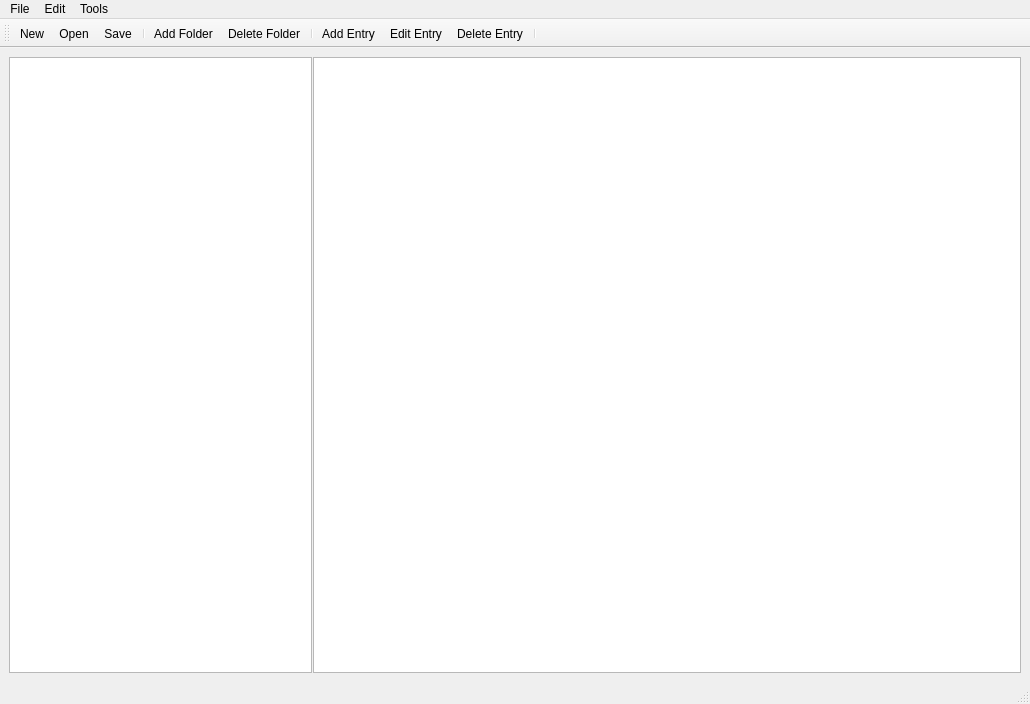
Above: ui/Main.ui from tcShadowWalker/XKey before the change. Below: the same form after it.
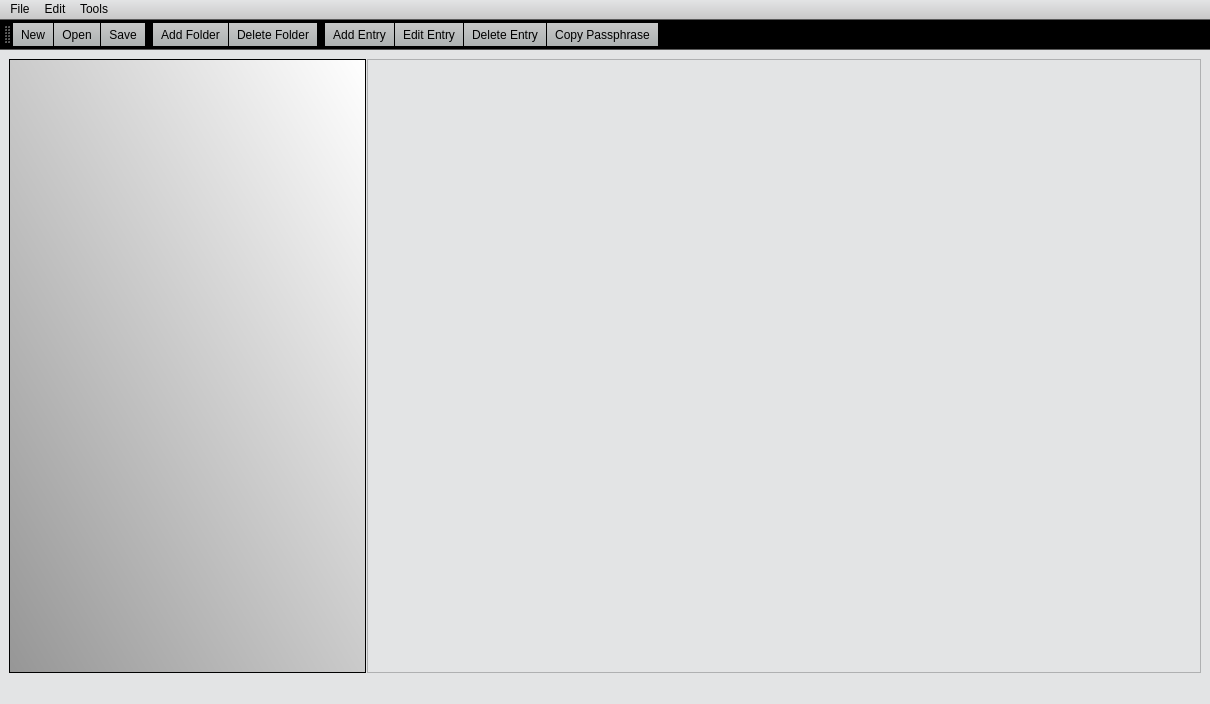
That is the form after the change. Icons and pictures are not drawn.

```diff
--- a/ui/Main.ui
+++ b/ui/Main.ui
@@ -6,7 +6,7 @@
    <rect>
     <x>0</x>
     <y>0</y>
-    <width>1030</width>
+    <width>1210</width>
     <height>704</height>
    </rect>
   </property>
@@ -17,7 +17,17 @@
    <iconset resource="../src/qt/res.qrc">
     <normaloff>:/icons/XKey.png</normaloff>:/icons/XKey.png</iconset>
   </property>
+  <property name="styleSheet">
+   <string notr="true">QHeaderView::section:!hover {
+	background: rgb(200, 200, 200);
+     color: black;
+}
+</string>
+  </property>
   <widget class="QWidget" name="centralwidget">
+   <property name="styleSheet">
+    <string notr="true">background: rgb(227, 228, 229);</string>
+   </property>
    <layout class="QVBoxLayout" name="verticalLayout">
     <item>
      <widget class="QSplitter" name="splitter">
@@ -52,6 +62,9 @@
        <property name="acceptDrops">
         <bool>true</bool>
        </property>
+       <property name="styleSheet">
+        <string notr="true">background: qlineargradient(spread:pad, x1:1, y1:0, x2:0, y2:1, stop:1 rgba(150, 150, 150, 255), stop:0 rgba(255, 255, 255, 255));</string>
+       </property>
        <property name="editTriggers">
         <set>QAbstractItemView::DoubleClicked|QAbstractItemView::EditKeyPressed</set>
        </property>
@@ -87,6 +100,16 @@
          <verstretch>0</verstretch>
         </sizepolicy>
        </property>
+       <property name="styleSheet">
+        <string notr="true">background: qlineargradient(spread:pad, x1:0, y1:0, x2:1, y2:1, stop:1 rgba(150, 150, 150, 255), stop:0 rgba(255, 255, 255, 255));
+
+ QScrollBar::horizontal {
+     border: 1px solid grey;
+     background: rgb(150,150,150);
+     height: 15px;
+     margin: 0px 20px 0 20px;
+ };</string>
+       </property>
        <property name="editTriggers">
         <set>QAbstractItemView::NoEditTriggers</set>
        </property>
@@ -117,8 +140,14 @@
        <attribute name="horizontalHeaderCascadingSectionResizes">
         <bool>true</bool>
        </attribute>
+       <attribute name="horizontalHeaderDefaultSectionSize">
+        <number>100</number>
+       </attribute>
+       <attribute name="horizontalHeaderHighlightSections">
+        <bool>false</bool>
+       </attribute>
        <attribute name="horizontalHeaderStretchLastSection">
-        <bool>true</bool>
+        <bool>false</bool>
        </attribute>
        <attribute name="verticalHeaderVisible">
         <bool>false</bool>
@@ -133,10 +162,20 @@
     <rect>
      <x>0</x>
      <y>0</y>
-     <width>1030</width>
+     <width>1210</width>
      <height>20</height>
     </rect>
    </property>
+   <property name="styleSheet">
+    <string notr="true"> QMenuBar::item:selected {
+     background: #a8a8a8;
+ }
+
+QMenuBar {
+background: qlineargradient(spread:pad, x1:0.5, y1:0, x2:0.5, y2:1, stop:1 rgba(200, 200, 200, 255), stop:0 rgba(227, 228, 229, 255));
+}
+</string>
+   </property>
    <widget class="QMenu" name="menuFile">
     <property name="title">
      <string>File</string>
@@ -171,11 +210,18 @@
    <addaction name="menuEdit"/>
    <addaction name="menuTools"/>
   </widget>
-  <widget class="QStatusBar" name="statusbar"/>
+  <widget class="QStatusBar" name="statusbar">
+   <property name="styleSheet">
+    <string notr="true">background: rgb(227, 228, 229);</string>
+   </property>
+  </widget>
   <widget class="QToolBar" name="toolBar">
    <property name="windowTitle">
     <string>Toolbar</string>
    </property>
+   <property name="styleSheet">
+    <string notr="true">background: qlineargradient(spread:pad, x1:0.5, y1:0, x2:0.5, y2:1, stop:1 rgba(173, 178, 178, 255), stop:0 rgba(200, 200, 200, 255));</string>
+   </property>
    <property name="toolButtonStyle">
     <enum>Qt::ToolButtonTextBesideIcon</enum>
    </property>
@@ -195,6 +241,7 @@
    <addaction name="actionAddEntry"/>
    <addaction name="actionEditEntry"/>
    <addaction name="actionDeleteEntry"/>
+   <addaction name="actionCopyPassphrase"/>
    <addaction name="separator"/>
   </widget>
   <action name="actionNew">
@@ -315,6 +362,18 @@
     <string>Clear selection</string>
    </property>
   </action>
+  <action name="actionCopyPassphrase">
+   <property name="icon">
+    <iconset>
+     <normaloff>:/icons/clipboard.png</normaloff>:/icons/clipboard.png</iconset>
+   </property>
+   <property name="text">
+    <string>Copy Passphrase</string>
+   </property>
+   <property name="toolTip">
+    <string>Copy the passphrase of the selected entry into clipboard</string>
+   </property>
+  </action>
  </widget>
  <resources>
   <include location="../src/qt/res.qrc"/>
```
Left out of the diff: 31 changed lines with no effect on the pictures.
